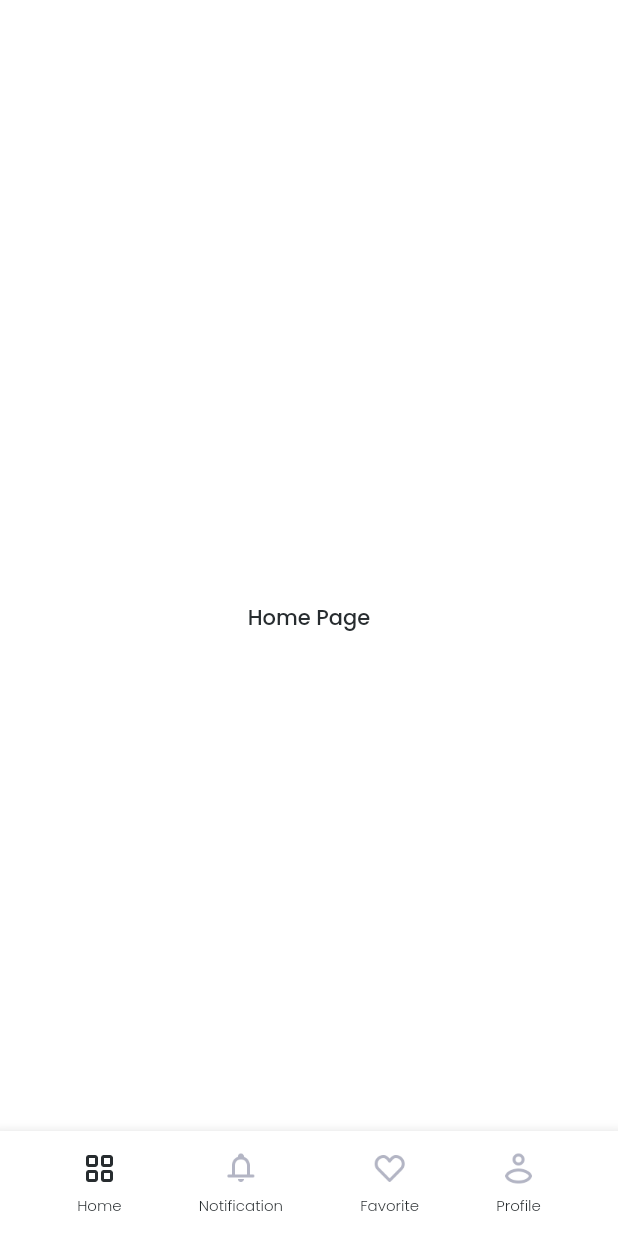
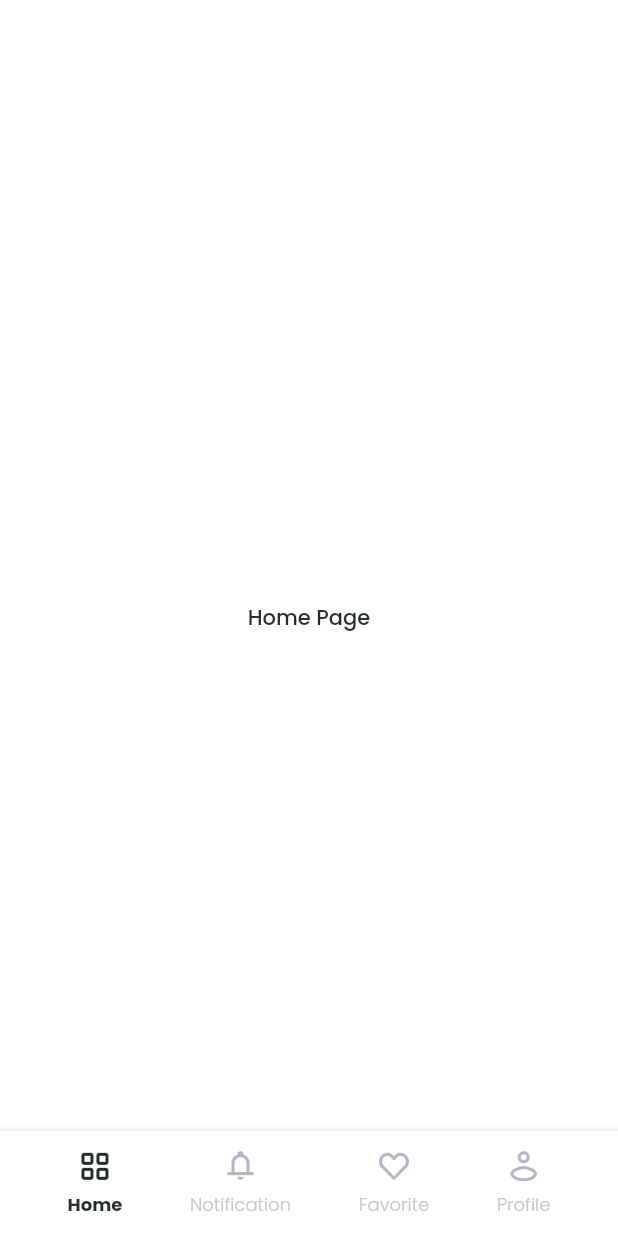
Before and after one commit to fathulaziss/findjob, a Flutter app: the PageMain screen opened directly, on a phone screen of 412 x 824 dp. Run offline on Flutter 3.47's test engine with Material 2 defaults, Android fonts, the phone set to English and light mode, and no system bars; our stand-ins replace get, google_fonts.

Commit message:
fix navbar

```diff
--- a/lib/shared/styles.dart
+++ b/lib/shared/styles.dart
@@ -24,6 +24,7 @@ class AppColors {
 
 class FontSizes {
   static double get s10 => 10 * scale;
+  static double get s12 => 12 * scale;
   static double get s14 => 14 * scale;
   static double get s16 => 16 * scale;
   static double get s20 => 20 * scale;
--- a/lib/ui/pages/logged/page_main.dart
+++ b/lib/ui/pages/logged/page_main.dart
@@ -47,9 +47,7 @@ class _PageMainState extends State<PageMain> {
                 PageProfile()
               ],
             ),
-            Align(
-              alignment: Alignment.bottomCenter,
-              child: NavBarBottom(
+            NavBarBottom(
               selectedIndex: selectedPage,
               onTap: (pageIndex) {
                 setState(() {
@@ -57,7 +55,6 @@ class _PageMainState extends State<PageMain> {
                 });
                 pageController.jumpToPage(selectedPage!);
               },
-              ),
             )
           ],
         ),
--- a/lib/ui/widgets/navbar_bottom.dart
+++ b/lib/ui/widgets/navbar_bottom.dart
@@ -10,9 +10,11 @@ class NavBarBottom extends StatelessWidget {
 
   @override
   Widget build(BuildContext context) {
-    return Container(
+    return Align(
+      alignment: Alignment.bottomCenter,
+      child: Container(
         width: double.infinity,
-      height: 70,
+        height: Sizes.med * 3.5,
         decoration: BoxDecoration(
           color: Colors.white,
           boxShadow: [
@@ -36,22 +38,20 @@ class NavBarBottom extends StatelessWidget {
                 child: Column(
                   mainAxisAlignment: MainAxisAlignment.center,
                   children: [
-                  Container(
-                    width: 24,
-                    height: 24,
-                    margin: EdgeInsets.only(bottom: 5),
-                    alignment: Alignment.center,
-                    child: (selectedIndex == 0)
-                        ? Image.asset(Assets.iconHomeActive)
-                        : Image.asset(Assets.iconHomeInActive),
-                  ),
+                    (selectedIndex == 0)
+                        ? Image.asset(Assets.iconHomeActive,
+                            width: IconSizes.med)
+                        : Image.asset(Assets.iconHomeInActive,
+                            width: IconSizes.med),
+                    verticalSpace(Insets.xs * 1.25),
                     Text(
                       'Home',
                       style: (selectedIndex == 0)
-                        ? TextStyles.blackLight
-                            .copyWith(fontSize: FontSizes.s10)
-                        : TextStyles.greyLight
-                            .copyWith(fontSize: FontSizes.s10),
+                          ? TextStyles.blackBold
+                              .copyWith(fontSize: FontSizes.s12)
+                          : TextStyles.greyLight.copyWith(
+                              fontSize: FontSizes.s12,
+                              color: AppColors.greyColor2),
                     )
                   ],
                 ),
@@ -67,21 +67,20 @@ class NavBarBottom extends StatelessWidget {
                 child: Column(
                   mainAxisAlignment: MainAxisAlignment.center,
                   children: [
-                  Container(
-                      width: 24,
-                      height: 24,
-                      margin: EdgeInsets.only(bottom: 5),
-                      alignment: Alignment.center,
-                      child: (selectedIndex == 1)
-                          ? Image.asset(Assets.iconNotificationActive)
-                          : Image.asset(Assets.iconNotificationInActive)),
+                    (selectedIndex == 1)
+                        ? Image.asset(Assets.iconNotificationActive,
+                            width: IconSizes.med)
+                        : Image.asset(Assets.iconNotificationInActive,
+                            width: IconSizes.med),
+                    verticalSpace(Insets.xs * 1.25),
                     Text(
                       'Notification',
                       style: (selectedIndex == 1)
-                        ? TextStyles.blackLight
-                            .copyWith(fontSize: FontSizes.s10)
-                        : TextStyles.greyLight
-                            .copyWith(fontSize: FontSizes.s10),
+                          ? TextStyles.blackBold
+                              .copyWith(fontSize: FontSizes.s12)
+                          : TextStyles.greyLight.copyWith(
+                              fontSize: FontSizes.s12,
+                              color: AppColors.greyColor2),
                     )
                   ],
                 ),
@@ -97,21 +96,20 @@ class NavBarBottom extends StatelessWidget {
                 child: Column(
                   mainAxisAlignment: MainAxisAlignment.center,
                   children: [
-                  Container(
-                      width: 24,
-                      height: 24,
-                      margin: EdgeInsets.only(bottom: 5),
-                      alignment: Alignment.center,
-                      child: (selectedIndex == 2)
-                          ? Image.asset(Assets.iconLikeActive)
-                          : Image.asset(Assets.iconLikeInActive)),
+                    (selectedIndex == 2)
+                        ? Image.asset(Assets.iconLikeActive,
+                            width: IconSizes.med)
+                        : Image.asset(Assets.iconLikeInActive,
+                            width: IconSizes.med),
+                    verticalSpace(Insets.xs * 1.25),
                     Text(
                       'Favorite',
                       style: (selectedIndex == 2)
-                        ? TextStyles.blackLight
-                            .copyWith(fontSize: FontSizes.s10)
-                        : TextStyles.greyLight
-                            .copyWith(fontSize: FontSizes.s10),
+                          ? TextStyles.blackBold
+                              .copyWith(fontSize: FontSizes.s12)
+                          : TextStyles.greyLight.copyWith(
+                              fontSize: FontSizes.s12,
+                              color: AppColors.greyColor2),
                     )
                   ],
                 ),
@@ -127,21 +125,20 @@ class NavBarBottom extends StatelessWidget {
                 child: Column(
                   mainAxisAlignment: MainAxisAlignment.center,
                   children: [
-                  Container(
-                      width: 24,
-                      height: 24,
-                      margin: EdgeInsets.only(bottom: 5),
-                      alignment: Alignment.center,
-                      child: (selectedIndex == 3)
-                          ? Image.asset(Assets.iconProfileActive)
-                          : Image.asset(Assets.iconProfileInActive)),
+                    (selectedIndex == 3)
+                        ? Image.asset(Assets.iconProfileActive,
+                            width: IconSizes.med)
+                        : Image.asset(Assets.iconProfileInActive,
+                            width: IconSizes.med),
+                    verticalSpace(Insets.xs * 1.25),
                     Text(
                       'Profile',
                       style: (selectedIndex == 3)
-                        ? TextStyles.blackLight
-                            .copyWith(fontSize: FontSizes.s10)
-                        : TextStyles.greyLight
-                            .copyWith(fontSize: FontSizes.s10),
+                          ? TextStyles.blackBold
+                              .copyWith(fontSize: FontSizes.s12)
+                          : TextStyles.greyLight.copyWith(
+                              fontSize: FontSizes.s12,
+                              color: AppColors.greyColor2),
                     )
                   ],
                 ),
@@ -149,6 +146,7 @@ class NavBarBottom extends StatelessWidget {
             ),
           ],
         ),
+      ),
     );
   }
 }
```
Lines whose indentation alone changed are shown as unchanged.
